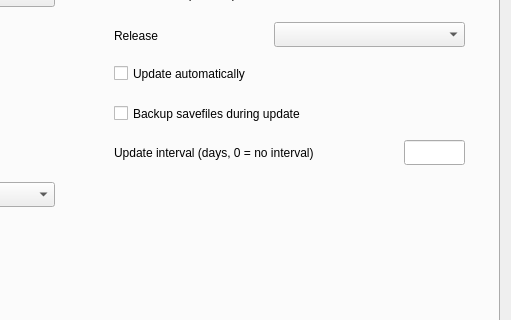
Qt form ui/settingsdialog.ui (yani/keeperfx-launcher-qt) before a commit; both pictures show x 359 to 870 and y 104 to 424 of the 870 by 585 pixel window.
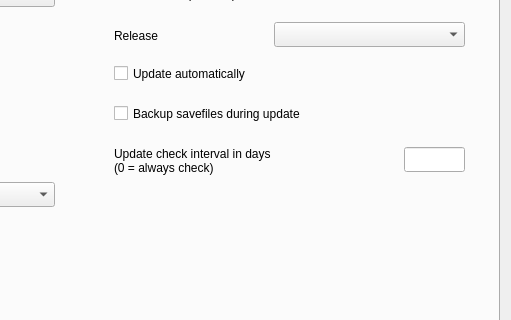
The same form after that commit. The open tabs and pages were chosen to show the change. Icons and pictures are not drawn.

Commit message: improve update check interval setting label text

Patch:
```diff
--- a/ui/settingsdialog.ui
+++ b/ui/settingsdialog.ui
@@ -1617,7 +1617,7 @@
        <property name="geometry">
         <rect>
          <x>750</x>
-         <y>198</y>
+         <y>205</y>
          <width>61</width>
          <height>25</height>
         </rect>
@@ -1635,9 +1635,9 @@
        <property name="geometry">
         <rect>
          <x>460</x>
-         <y>202</y>
-         <width>291</width>
-         <height>17</height>
+         <y>198</y>
+         <width>301</width>
+         <height>41</height>
         </rect>
        </property>
        <property name="font">
@@ -1646,7 +1646,8 @@
         </font>
        </property>
        <property name="text">
-        <string comment="Textinput Title Label">Update interval (days, 0 = no interval)</string>
+        <string comment="Textinput Title Label">Update check interval in days
+(0 = always check)</string>
        </property>
       </widget>
      </widget>
```
